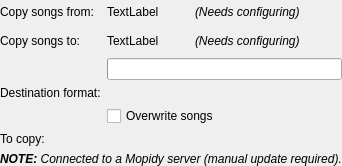
CDrummond/cantata, file devices/actiondialog.ui: the form before one commit.
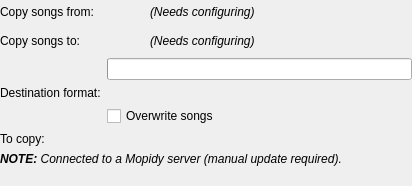
The form after the commit. Custom widgets are drawn as their Qt base class.

Commit message: Remove 'TextLabel' string

Diff of the .ui file:
```diff
--- a/devices/actiondialog.ui
+++ b/devices/actiondialog.ui
@@ -6,8 +6,8 @@
    <rect>
     <x>0</x>
     <y>0</y>
-    <width>342</width>
-    <height>165</height>
+    <width>412</width>
+    <height>186</height>
    </rect>
   </property>
   <layout class="QVBoxLayout" name="verticalLayout">
@@ -39,7 +39,7 @@
          <item>
           <widget class="QLabel" name="sourceLabel">
            <property name="text">
-            <string>TextLabel</string>
+            <string/>
            </property>
           </widget>
          </item>
@@ -92,7 +92,7 @@
          <item>
           <widget class="QLabel" name="destinationLabel">
            <property name="text">
-            <string>TextLabel</string>
+            <string/>
            </property>
           </widget>
          </item>
```
Left out of the diff: 57 changed lines with no effect on the pictures. The commit also changes 2 other files.
